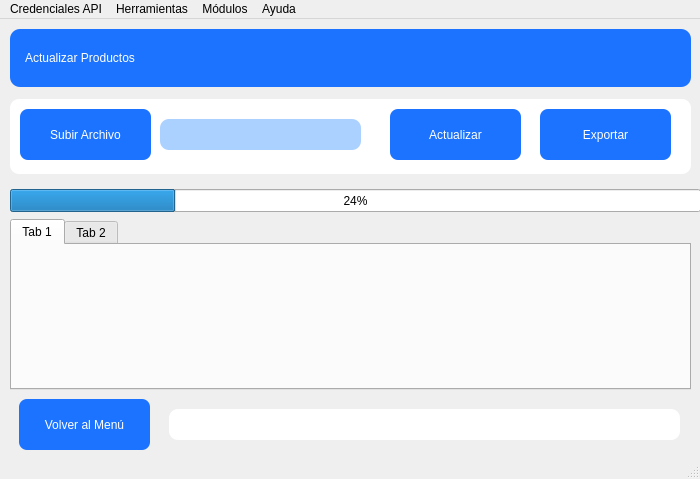
SamSami25/PyWoo, file app/actualizar_productos/ui/view_actualizar_productos.ui: the form before one commit.
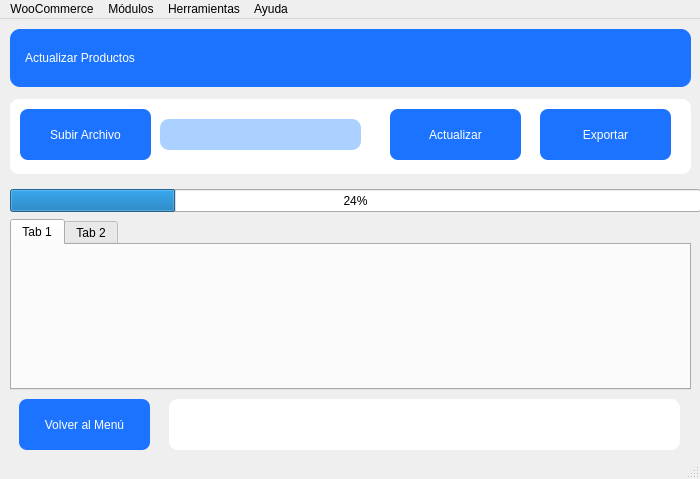
The form after the commit.

What changed in the file:
```diff
--- a/app/actualizar_productos/ui/view_actualizar_productos.ui
+++ b/app/actualizar_productos/ui/view_actualizar_productos.ui
@@ -64,9 +64,9 @@
     <property name="geometry">
      <rect>
       <x>169</x>
-      <y>390</y>
+      <y>380</y>
       <width>511</width>
-      <height>31</height>
+      <height>51</height>
      </rect>
     </property>
     <property name="styleSheet">
@@ -278,12 +278,12 @@
    </widget>
    <widget class="QMenu" name="menuCredenciales_API">
     <property name="title">
-     <string>Credenciales API</string>
+     <string>WooCommerce</string>
     </property>
    </widget>
    <addaction name="menuCredenciales_API"/>
-   <addaction name="menuHerramientas"/>
    <addaction name="menuM_dulos"/>
+   <addaction name="menuHerramientas"/>
    <addaction name="menuAyuda"/>
   </widget>
   <widget class="QStatusBar" name="statusbar"/>
```
Left out of the diff: 8 changed lines with no effect on the pictures.
